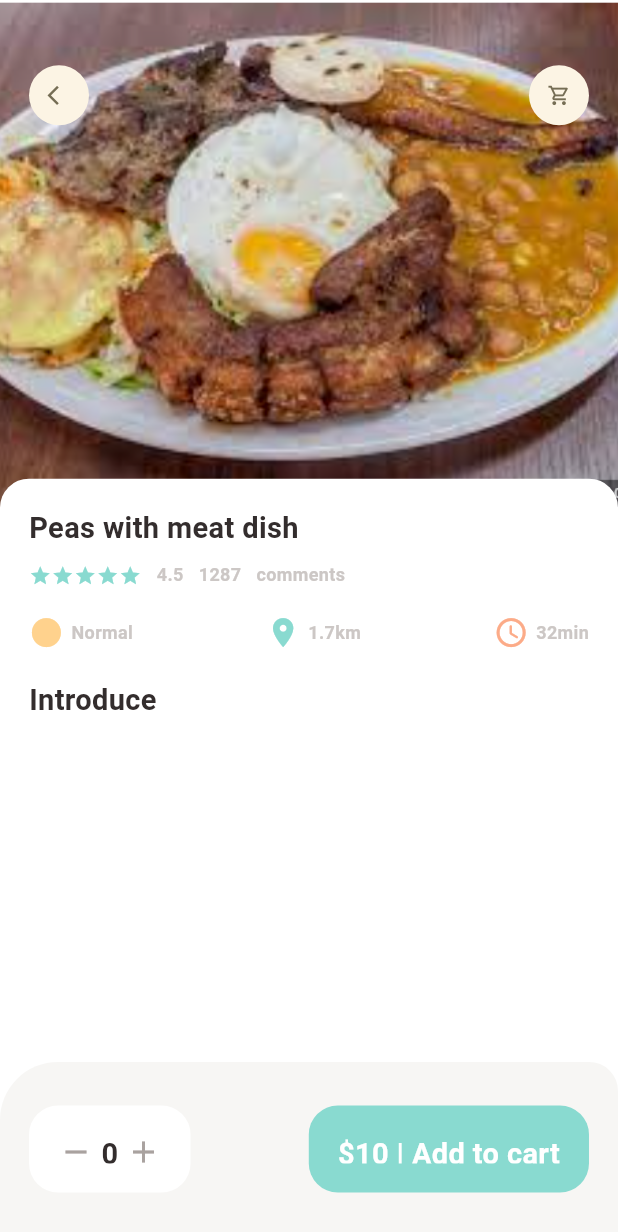
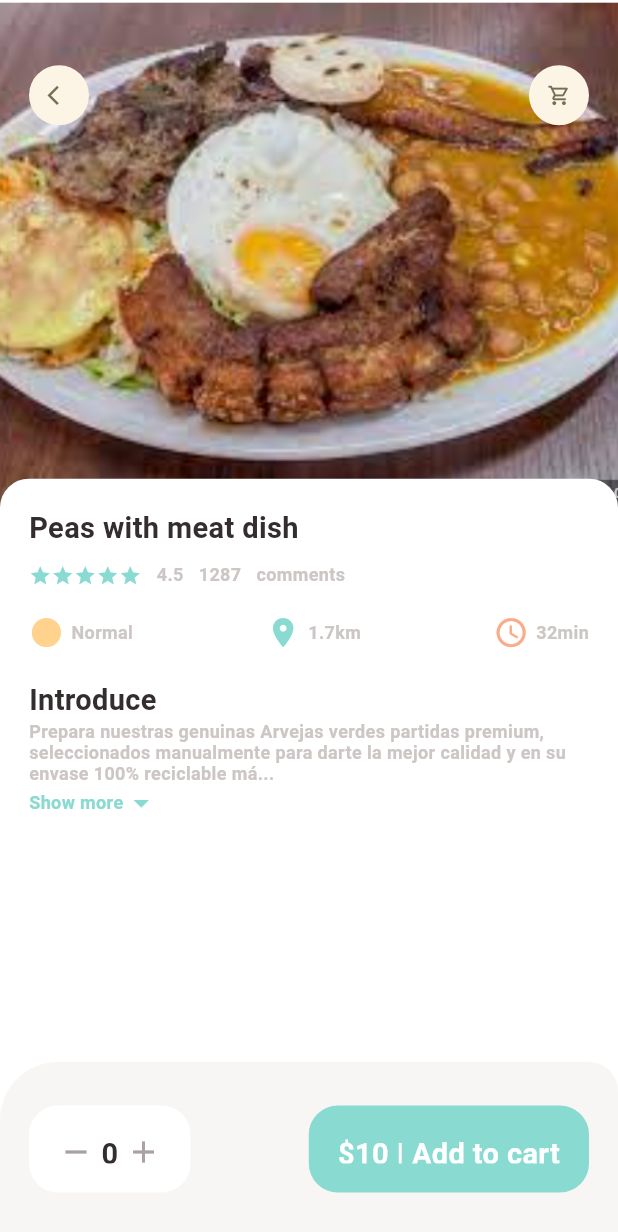
Before and after one commit to Lorena2387/app_e_comerce, a Flutter app: the screen it shows after launch, on a phone screen of 412 x 824 dp. Shown: the top 1232 px of the screen. Run offline on Flutter 3.47's test engine with Material 3 defaults, Android fonts, the phone set to English and light mode, and no system bars; our stand-ins replace dots_indicator, get.

Commit message:
implement a container for the description of the dish

```diff
--- a/lib/pages/food/popular_food_detail.dart
+++ b/lib/pages/food/popular_food_detail.dart
@@ -3,6 +3,7 @@ import 'package:app_e_comerce/Utils/dimensions.dart';
 import 'package:app_e_comerce/widgets/app_colum.dart';
 import 'package:app_e_comerce/widgets/app_icon.dart';
 import 'package:app_e_comerce/widgets/big_text.dart';
+import 'package:app_e_comerce/widgets/expandable_text_widget.dart';
 import 'package:app_e_comerce/widgets/small_text.dart';
 
 import 'package:flutter/material.dart';
@@ -72,11 +73,17 @@ class PopularFoodDetail extends StatelessWidget {
                     SizedBox(
                       height: Dimensions.height20,
                     ),
-                    BigText(text: "Introduce")
+                    BigText(text: "Introduce"),
+                    Expanded(
+                      child: SingleChildScrollView(
+                        child: ExpandableTextWidget(
+                            text:
+                                "Prepara nuestras genuinas Arvejas verdes partidas premium, seleccionados manualmente para darte la mejor calidad y en su envase 100% reciclable más amigable con el medio ambiente.Las arvejas verdes de Iansa Agro son una excelente fuente de proteína vegetal , te recomendamos consumirlas con cereales para lograr una proteína de alto valor biológico. Además son una buena fuente de fibra dietética, otorgando una sensación de saciedad prolongada. También contienen minerales esenciales para nuestro organismo como el hierro, necesario para transportar oxígeno a todo nuestro cuerpo, fósforo y zinc. Conoce los detalles de cada nutriente que aportan las arvejas verdes partidas de Iansa Agro a tu dieta en la tabla con información nutricional en esta página."),
+                      ),
+                    )
                   ],
                 )),
           ),
-          //expandable text widget
         ],
       ),
       bottomNavigationBar: Container(
--- a/lib/widgets/expandable_text_widget.dart
+++ b/lib/widgets/expandable_text_widget.dart
@@ -1,4 +1,6 @@
+import 'package:app_e_comerce/Utils/app_colors.dart';
 import 'package:app_e_comerce/Utils/dimensions.dart';
+import 'package:app_e_comerce/widgets/small_text.dart';
 import 'package:flutter/material.dart';
 
 class ExpandableTextWidget extends StatefulWidget {
@@ -32,6 +34,36 @@ class _ExpandableTextWidgetState extends State<ExpandableTextWidget> {
 
   @override
   Widget build(BuildContext context) {
-    return Container();
+    return Container(
+      child: secondHalf.isEmpty
+          ? SmallText(text: firstHalf)
+          : Column(
+              children: [
+                SmallText(
+                    text: hiddenText
+                        ? (firstHalf + "...")
+                        : (firstHalf + secondHalf)),
+                InkWell(
+                  onTap: () {
+                    setState(() {
+                      hiddenText = !hiddenText;
+                    });
+                  },
+                  child: Row(
+                    children: [
+                      SmallText(
+                        text: "Show more",
+                        color: AppColors.mainColor,
+                      ),
+                      Icon(
+                        Icons.arrow_drop_down,
+                        color: AppColors.mainColor,
+                      )
+                    ],
+                  ),
+                )
+              ],
+            ),
+    );
   }
 }
```
